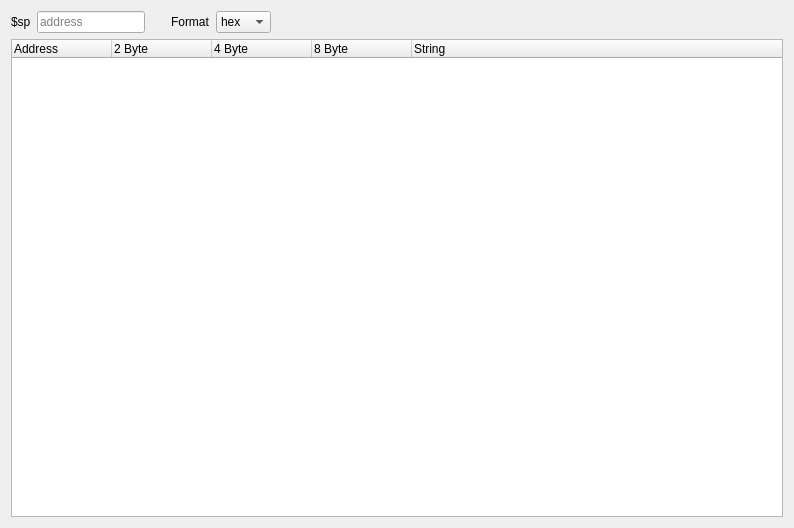
First picture: the form in src/SeerStackDumpBrowserWidget.ui, repository epasveer/seer, before the edit.
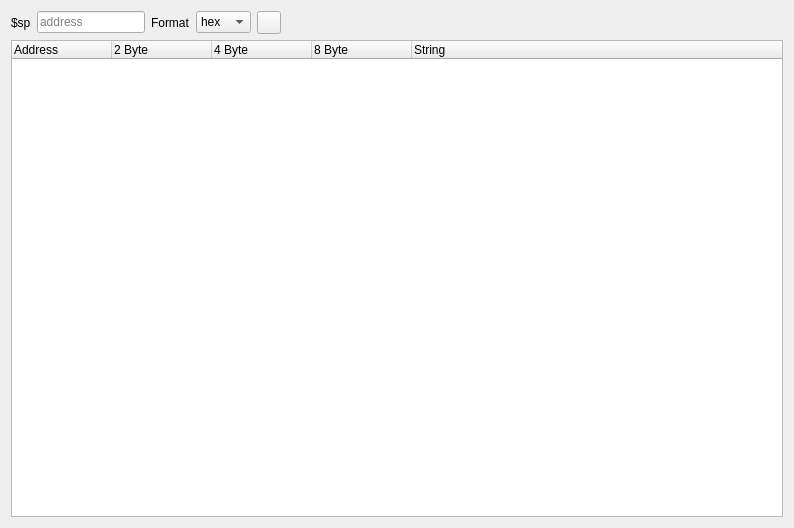
Second picture: the form after the edit. Icons and pictures are not drawn.

Commit message: Added all value types for showing stack. Launch Memory Visualizer.

What changed in the file:
```diff
--- a/src/SeerStackDumpBrowserWidget.ui
+++ b/src/SeerStackDumpBrowserWidget.ui
@@ -45,22 +45,6 @@
        </property>
       </widget>
      </item>
-     <item>
-      <spacer name="horizontalSpacer_1">
-       <property name="orientation">
-        <enum>Qt::Horizontal</enum>
-       </property>
-       <property name="sizeType">
-        <enum>QSizePolicy::Fixed</enum>
-       </property>
-       <property name="sizeHint" stdset="0">
-        <size>
-         <width>20</width>
-         <height>20</height>
-        </size>
-       </property>
-      </spacer>
-     </item>
      <item>
       <widget class="QLabel" name="label_2">
        <property name="text">
@@ -104,7 +88,21 @@
       </widget>
      </item>
      <item>
-      <spacer name="horizontalSpacer_2">
+      <widget class="QToolButton" name="visualizerToolButton">
+       <property name="toolTip">
+        <string>Launch Memory Visualizer</string>
+       </property>
+       <property name="text">
+        <string/>
+       </property>
+       <property name="icon">
+        <iconset resource="resource.qrc">
+         <normaloff>:/seer/resources/thenounproject/memory.svg</normaloff>:/seer/resources/thenounproject/memory.svg</iconset>
+       </property>
+      </widget>
+     </item>
+     <item>
+      <spacer name="horizontalSpacer">
        <property name="orientation">
         <enum>Qt::Horizontal</enum>
        </property>
@@ -123,9 +121,18 @@
    </item>
    <item row="1" column="0">
     <widget class="QTableWidget" name="stackTableWidget">
+     <property name="showGrid">
+      <bool>true</bool>
+     </property>
+     <property name="gridStyle">
+      <enum>Qt::SolidLine</enum>
+     </property>
      <attribute name="horizontalHeaderStretchLastSection">
       <bool>true</bool>
      </attribute>
+     <attribute name="verticalHeaderVisible">
+      <bool>false</bool>
+     </attribute>
      <column>
       <property name="text">
        <string notr="true">Address</string>
```
Left out of the diff: 4 changed lines with no effect on the pictures. The commit also changes 6 other files.
